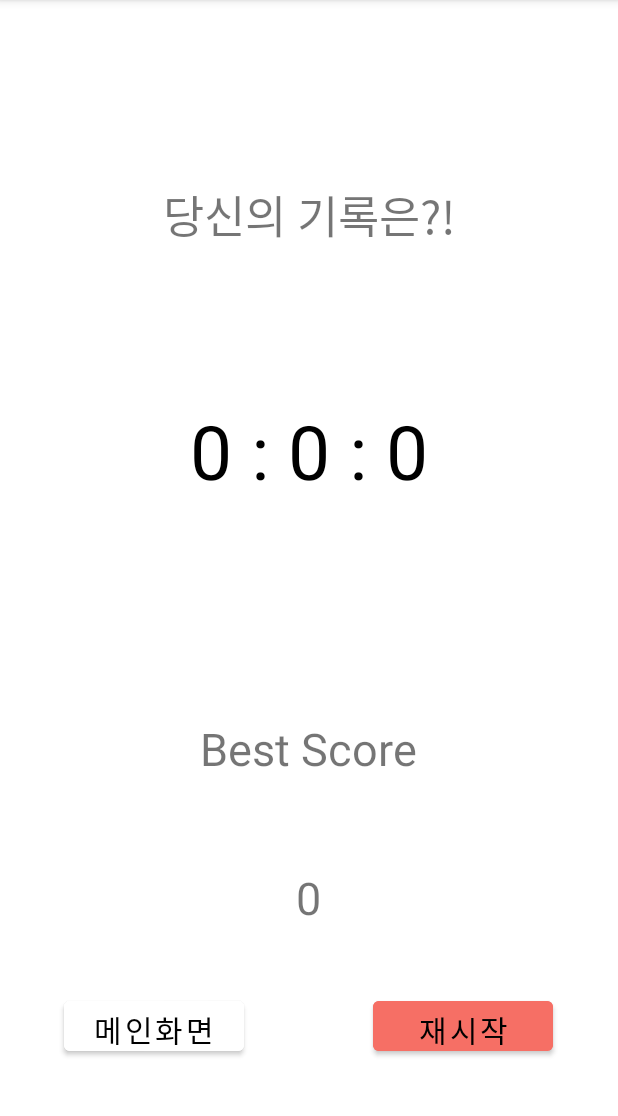
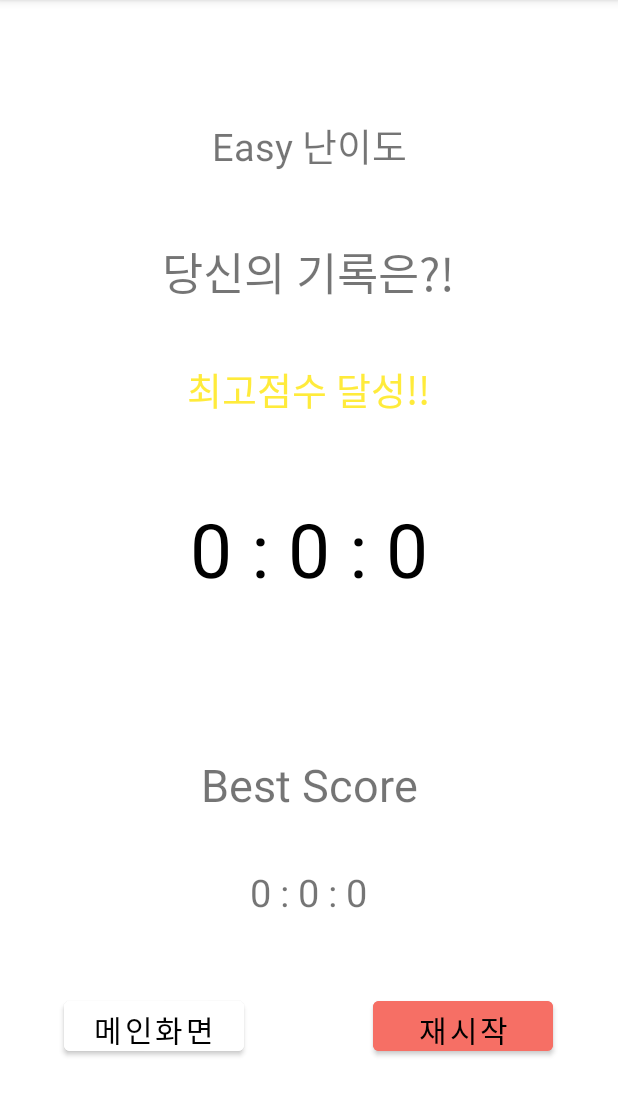
Before and after one commit to podokiller/Java_project, an Android app: the EndActivity screen opened directly, with no data from a screen before it, on a phone screen of 412 x 824 dp, the part 84-1200 px from its top. Run offline under Robolectric (Android 15) with nearby library versions, the phone set to English and light mode, and no system bars.

Commit message:
난이도 추가, 최종완성

```diff
--- a/app/src/main/java/com/example/myfirstapp/EndActivity.kt
+++ b/app/src/main/java/com/example/myfirstapp/EndActivity.kt
@@ -3,21 +3,40 @@ package com.example.myfirstapp
 import android.content.Intent
 import androidx.appcompat.app.AppCompatActivity
 import android.os.Bundle
+import android.view.View
 import android.widget.Button
 import android.widget.TextView
 import java.util.*
 import kotlin.concurrent.timer
 
 class EndActivity : AppCompatActivity() {
+    var diff = 0        // game 액티비티에서 난이도 받아올 변수.
+    var highScore = 0   // 최단기록 저장 변수.
+
     override fun onCreate(savedInstanceState: Bundle?) {
         super.onCreate(savedInstanceState)
         setContentView(R.layout.activity_end)
 
         var timeScore = 0   // game 액티비티에서 time 받아올 변수.
 
-        // game 액티비티에서 time 받아옴.
+        // game 액티비티에서 time, diff 받아옴.
         val intent = getIntent()
         timeScore = intent.getIntExtra("TIME", 0)
+        diff = intent.getIntExtra("DIFFICULTY", 0)
+
+        // 점수 난이도 뷰 변수.
+        lateinit var diffTxt: TextView
+        diffTxt=findViewById(R.id.score_diff)
+
+        if (diff == 0) {
+           diffTxt.setText("Easy 난이도")
+        }
+        else if (diff == 1) {
+            diffTxt.setText("Normal 난이도")
+        }
+        else if (diff == 2) {
+            diffTxt.setText("Hard 난이도")
+        }
 
         // 점수 텍스트 뷰 변수 선언. id 할당.
         lateinit var txtTime: TextView
@@ -30,20 +49,63 @@ class EndActivity : AppCompatActivity() {
         // 텍스트 뷰에 시간 표시
         txtTime?.text = "${min} : ${sec} : ${milli}"
 
+        // 액티비티 내에 데이터 저장하기 위한 변수.
         val pref=this.getPreferences(0)
-        // 키에 해당되는 밸류를 가져우는 데 저장된 값이 없으면 0을 가져온다.
-        // 시간은 짧으면 점수가 높은것이기 때문에 초기값 1000 초로 설정.
-        val height=pref.getInt("KEY_HEIGHT", 0)
-        val lastHighScore=pref.getInt("KEY_WEIGHT", 1000000)
+        val editor=pref.edit()      // 데이터 수정하기 위한 에디터.
 
-        // 현재 클리어 시간이 저번 클리어 시간 최단 기록보다 짧으면
-        if(lastHighScore > timeScore) {
-            // 점수 저장.
-            saveData(timeScore, timeScore)
+        // 신기록 달성 시 보이는 텍스트 뷰.
+        lateinit var conMsg : TextView
+        conMsg=findViewById(R.id.congratulation)
+
+        // 최고 점수 나오는 텍스트 뷰
+        lateinit var highScoreTxt : TextView
+        highScoreTxt=findViewById(R.id.high_score)
+
+
+
+        // 난이도에 따라 키값 다르게 줘서 저장. 최고점 출력.
+        var lastHighScore = 0
+        if (diff == 0) {        // easy 난이도.
+            // 시간은 짧으면 점수가 높은것이기 때문에 초기값 1000 초로 설정.
+            lastHighScore = pref.getInt("0", 1000000)
+            if (lastHighScore > timeScore) {    // 현재 시간 점수가 더 짧다면 값 변경.
+                editor.putInt("0", timeScore).apply()
+                conMsg.setVisibility(View.VISIBLE)
+            }
+            highScore = pref.getInt("0", 1000000)
+            val min = highScore / (100 * 60)
+            val sec = (highScore % (100 * 60)) / 100
+            val milli = highScore % 100
+            highScoreTxt?.text = "${min} : ${sec} : ${milli}"
         }
+        else if (diff == 1) {   // normal 난이도
+            lastHighScore = pref.getInt("1", 1000000)
+            if (lastHighScore > timeScore) {
+                editor.putInt("1", timeScore).apply()
+                conMsg.setVisibility(View.VISIBLE)
+            }
+            highScore = pref.getInt("1", 1000000)
+            val min = highScore / (100 * 60)
+            val sec = (highScore % (100 * 60)) / 100
+            val milli = highScore % 100
+            highScoreTxt?.text = "${min} : ${sec} : ${milli}"
+        }
+        else if (diff == 2) {   // hard 난이도
+            lastHighScore = pref.getInt("2", 1000000)
+            if (lastHighScore > timeScore) {
+                editor.putInt("2", timeScore).apply()
+                conMsg.setVisibility(View.VISIBLE)
+            }
+            highScore = pref.getInt("2", 1000000)
+            val min = highScore / (100 * 60)
+            val sec = (highScore % (100 * 60)) / 100
+            val milli = highScore % 100
+            highScoreTxt?.text = "${min} : ${sec} : ${milli}"
+        }
+        ///
 
-        // 최단 기록 보여줌.
-        loadData()
+
+
 
         // 메인 화면 가게 하는 버튼.
         lateinit var goMainButton: Button
@@ -59,6 +121,7 @@ class EndActivity : AppCompatActivity() {
         lateinit var reTryButton: Button
 
         val reTryIntent = Intent(this, FindSameCard::class.java)
+        reTryIntent.putExtra("DIFFICULTY", diff)
         reTryButton=findViewById(R.id.retry_btn)
         reTryButton.setOnClickListener {
             startActivity(reTryIntent)
@@ -67,37 +130,4 @@ class EndActivity : AppCompatActivity() {
 
     }
 
-    // 데이터 파일에 데이터 저장하는 함수
-    private fun saveData (height : Int, weight : Int) {
-        val pref = this.getPreferences(0)
-        val editor=pref.edit()
-
-        // 키와 밸류 쌍으로 저장하고 apply 한다.
-        editor.putInt("KEY_HEIGHT", height)
-            .putInt("KEY_WEIGHT", weight)
-            .apply()
-    }
-
-    // 데이터 파일에서 데이터 불러오는 함수.
-    private fun loadData () {
-        // 최고점수 변수.
-        lateinit var highScore : TextView
-        highScore=findViewById(R.id.high_score)
-
-        val pref=this.getPreferences(0)
-        // 키에 해당되는 밸류를 가져우는 데 저장된 값이 없으면 0을 가져온다.
-        // 시간은 짧으면 점수가 높은것이기 때문에 초기값 1000 초로 설정.
-        val height=pref.getInt("KEY_HEIGHT", 0)
-        val weight=pref.getInt("KEY_WEIGHT", 1000000)
-
-        val min = weight / (100 * 60)
-        val sec = (weight % (100 * 60)) / 100
-        val milli = weight % 100
-
-        if (height != 0 && weight != 0) {
-            //highScore.setText(weight.toString())
-            highScore?.text = "${min} : ${sec} : ${milli}"
-        }
-    }
-
 }
--- a/app/src/main/java/com/example/myfirstapp/RuleActivity.kt
+++ b/app/src/main/java/com/example/myfirstapp/RuleActivity.kt
@@ -11,15 +11,12 @@ class RuleActivity : AppCompatActivity() {
         super.onCreate(savedInstanceState)
         setContentView(R.layout.activity_rule)
 
-        //var intent = Intent(this, MainActivity::class.java)
-
         // 닫기 버튼 누르면 액티비티 종료.
         closeButton=findViewById(R.id.close_button)
         closeButton.setOnClickListener {
             finish()
         }
 
-
     }
 
 }
--- a/app/src/main/res/layout/activity_end.xml
+++ b/app/src/main/res/layout/activity_end.xml
@@ -9,7 +9,7 @@
     <TextView
         android:id="@+id/score_view"
         android:layout_width="325dp"
-        android:layout_height="210dp"
+        android:layout_height="100dp"
         android:gravity="center"
         android:text=""
         android:textAlignment="center"
@@ -19,36 +19,52 @@
         app:layout_constraintEnd_toEndOf="parent"
         app:layout_constraintStart_toStartOf="parent"
         app:layout_constraintTop_toTopOf="parent"
-        app:layout_constraintVertical_bias="0.35" />
+        app:layout_constraintVertical_bias="0.473" />
 
     <TextView
         android:id="@+id/score_title"
         android:layout_width="300dp"
         android:layout_height="80dp"
+        android:gravity="center"
         android:text="당신의 기록은?!"
+        android:textAlignment="center"
         android:textSize="30dp"
-        android:textAlignment="center"
-        android:gravity="center"
         app:layout_constraintBottom_toBottomOf="parent"
         app:layout_constraintEnd_toEndOf="parent"
+        app:layout_constraintHorizontal_bias="0.495"
         app:layout_constraintStart_toStartOf="parent"
         app:layout_constraintTop_toTopOf="parent"
-        app:layout_constraintVertical_bias="0.150" />
+        app:layout_constraintVertical_bias="0.205" />
 
     <TextView
         android:id="@+id/high_score"
-        android:layout_width="270dp"
+        android:layout_width="280dp"
         android:layout_height="80dp"
+        android:gravity="center"
         android:text="0"
-        android:textSize="30dp"
         android:textAlignment="center"
-        android:gravity="center"
+        android:textSize="25dp"
         app:layout_constraintBottom_toBottomOf="parent"
         app:layout_constraintEnd_toEndOf="parent"
-        app:layout_constraintHorizontal_bias="0.496"
+        app:layout_constraintHorizontal_bias="0.497"
         app:layout_constraintStart_toStartOf="parent"
         app:layout_constraintTop_toTopOf="parent"
-        app:layout_constraintVertical_bias="0.812" />
+        app:layout_constraintVertical_bias="0.806" />
+
+    <TextView
+        android:id="@+id/score_diff"
+        android:layout_width="200dp"
+        android:layout_height="50dp"
+        android:gravity="center"
+        android:text=""
+        android:textAlignment="center"
+        android:textSize="25dp"
+        app:layout_constraintBottom_toBottomOf="parent"
+        app:layout_constraintEnd_toEndOf="parent"
+        app:layout_constraintHorizontal_bias="0.5"
+        app:layout_constraintStart_toStartOf="parent"
+        app:layout_constraintTop_toTopOf="parent"
+        app:layout_constraintVertical_bias="0.100" />
 
     <Button
         android:id="@+id/go_main"
@@ -84,14 +100,30 @@
         android:id="@+id/best_title"
         android:layout_width="245dp"
         android:layout_height="55dp"
+        android:gravity="center"
         android:text="Best Score"
+        android:textAlignment="center"
         android:textSize="30dp"
+        app:layout_constraintBottom_toBottomOf="parent"
+        app:layout_constraintEnd_toEndOf="parent"
+        app:layout_constraintStart_toStartOf="parent"
+        app:layout_constraintTop_toTopOf="parent"
+        app:layout_constraintVertical_bias="0.695" />
+
+    <TextView
+        android:id="@+id/congratulation"
+        android:layout_width="246dp"
+        android:layout_height="50dp"
+        android:gravity="center"
+        android:text="최고점수 달성!!"
         android:textAlignment="center"
-        android:gravity="center"
+        android:textColor="#FFEB3B"
+        android:textSize="25dp"
+        android:visibility="invisible"
         app:layout_constraintBottom_toBottomOf="parent"
         app:layout_constraintEnd_toEndOf="parent"
         app:layout_constraintHorizontal_bias="0.496"
         app:layout_constraintStart_toStartOf="parent"
         app:layout_constraintTop_toTopOf="parent"
-        app:layout_constraintVertical_bias="0.661" />
+        app:layout_constraintVertical_bias="0.327" />
 </androidx.constraintlayout.widget.ConstraintLayout>
```
Also changed, not shown: app/src/main/java/com/example/myfirstapp/DifficultyActivity.kt (+26 -0 lines), app/src/main/java/com/example/myfirstapp/FindSameCard.kt (+36 -15 lines), app/src/main/java/com/example/myfirstapp/GameOverActivity.kt (+8 -2 lines), app/src/main/res/layout/activity_find_same_card.xml (+8 -5 lines), app/src/main/res/layout/activity_main.xml (+10 -3 lines), app/src/main/res/layout/activity_rule.xml (+18 -21 lines), app/src/main/res/drawable-v24/rule.PNG (added).
